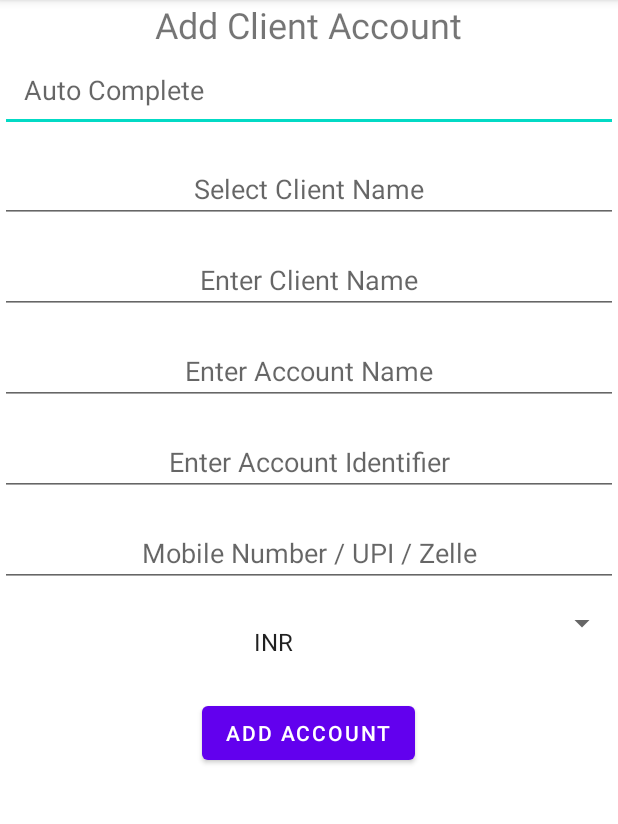
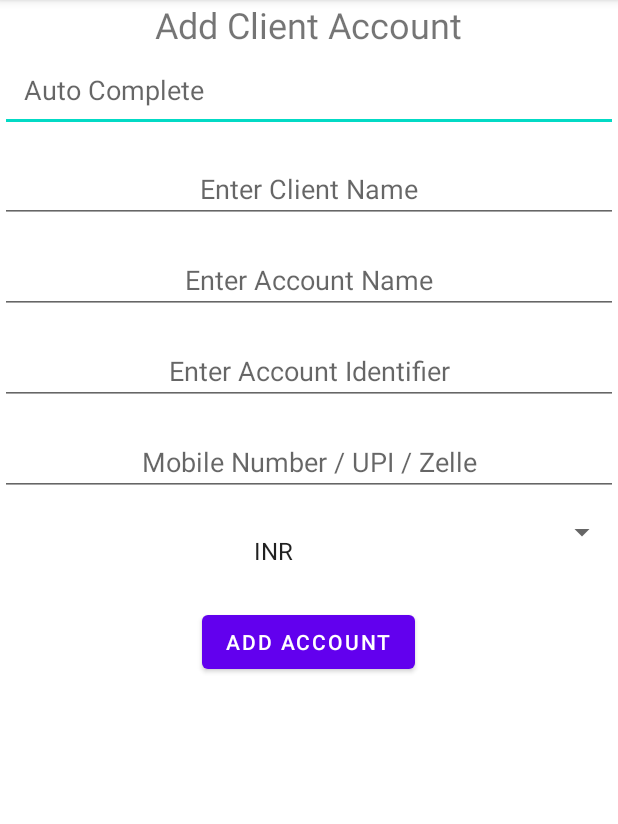
Before and after one commit to krishna143010/AndroidProject, an Android app: the fragment AddAccountFragment shown on its own in the app's theme, on a phone screen of 412 x 824 dp, the part 84-908 px from its top. Run offline under Robolectric (Android 15) with nearby library versions, the light colour scheme and no system bars.

Commit message:
Dev Branch

```diff
--- a/app/src/main/java/com/example/myapplication/AddAccountFragment.kt
+++ b/app/src/main/java/com/example/myapplication/AddAccountFragment.kt
@@ -23,7 +23,6 @@ class AddAccountFragment : Fragment() {
     @SuppressLint("ResourceType")
     override fun onViewCreated(view: View, savedInstanceState: Bundle?) {
         super.onViewCreated(view, savedInstanceState)
-        val myAutoCompleteTextView: AutoCompleteTextView=view.findViewById<AutoCompleteTextView>(R.id.cityAutoCompleteView)
         val cityList = mutableListOf(
             Cities("London", "1"),
             Cities("Miami", "2"),
@@ -32,38 +31,20 @@ class AddAccountFragment : Fragment() {
             Cities("Chicago", "5"),
             Cities("Houston", "6")
         )
-        //val adapter = CityAdapter(this.requireContext(),R.layout.itemforautocomplete,cityList)
-        val adapter = CityAdapter(this.requireContext(),android.R.layout.select_dialog_singlechoice,cityList)
-        myAutoCompleteTextView.setOnDismissListener {
-            println("Dismissed")
-        }
-        /*adapter.filter = object : Filter() {
-            var context: Context? = null
-            override fun performFiltering(constraint: CharSequence?): FilterResults {
-                val results = FilterResults()
-                if (constraint != null) {
-                    val filteredList = myItems.filter { it.contains(constraint, ignoreCase = true) }
-                    results.values = filteredList
-                    results.count = filteredList.size
-                }
-                return results
+        val clientNameACTV: AutoCompleteTextView=view.findViewById<AutoCompleteTextView>(R.id.cityAutoCompleteView)
+        val adapterForClientName = CustomFilterAdapter(this.requireContext(),android.R.layout.select_dialog_singlechoice,cityList)
+        var clientId: Long? =null
+        clientNameACTV.setOnItemClickListener { parent, view, position, id -> (
+            run {
+                println("ID is $id")
+                clientId=id
             }
+        )}
 
-            override fun publishResults(constraint: CharSequence?, results: FilterResults?) {
-                if (results != null && results.count > 0) {
-                    val filteredList = results.values as List<String>
-                    val adapter = context?.let { ArrayAdapter(it, android.R.layout.simple_dropdown_item_1line, filteredList) }
-                    myAutoCompleteTextView.setAdapter(adapter)
-                } else {
-                    myAutoCompleteTextView.setAdapter(null)
-                }
-            }
-        }*/
         val languages = resources.getStringArray(R.array.Languages)
 
         //val arrayAdapter=GetSearchAdapter(this.requireContext(),R.layout.fragment_add_account,android.R.layout.simple_list_item_1,arr)
-        myAutoCompleteTextView.setAdapter(adapter)
-        //clientNameAc.showDropDown()
+        clientNameACTV.setAdapter(adapterForClientName)
 
         val addAccountButtonView= view.findViewById<Button>(R.id.addAccountButtonView)
         val clientNameEditTextView=view.findViewById<EditText>(R.id.clientNameEditTextView)
@@ -83,9 +64,6 @@ class AddAccountFragment : Fragment() {
             // Apply the adapter to the spinner
             spinner.adapter = adapter
         }
-//        spinner.setOnItemClickListener(){
-
-//        }
 
         addAccountButtonView.setOnClickListener(){
             currencyTypeSelected=spinner.selectedItem.toString()
--- a/app/src/main/java/com/example/myapplication/CityAdapter.kt
+++ b/app/src/main/java/com/example/myapplication/CustomFilterAdapter.kt
@@ -8,7 +8,7 @@ import android.widget.ArrayAdapter
 import android.widget.Filter
 import android.widget.TextView
 
-class CityAdapter(
+class CustomFilterAdapter(
     private val mContext: Context,
     private val mLayoutResourceId: Int,
     cities: List<Cities>
--- a/app/src/main/res/layout/fragment_add_account.xml
+++ b/app/src/main/res/layout/fragment_add_account.xml
@@ -14,7 +14,7 @@
         android:textSize="24dp"
         android:layout_gravity="center"
         android:text="Add Client Account"/>
-    <com.google.android.material.textfield.MaterialAutoCompleteTextView
+    <AutoCompleteTextView
         android:id="@+id/cityAutoCompleteView"
         android:layout_width="match_parent"
         android:layout_height="55dp"
@@ -23,13 +23,6 @@
         android:imeOptions="actionNext"
         android:singleLine="true"
         android:completionThreshold="2"/>
-    <AutoCompleteTextView
-        android:layout_width="match_parent"
-        android:layout_height="wrap_content"
-        android:paddingTop="25dp"
-        android:id="@+id/clientNameAC"
-        android:textAlignment="center"
-        android:hint="Select Client Name"></AutoCompleteTextView>
     <EditText
         android:id="@+id/clientNameEditTextView"
         android:layout_width="match_parent"
```
